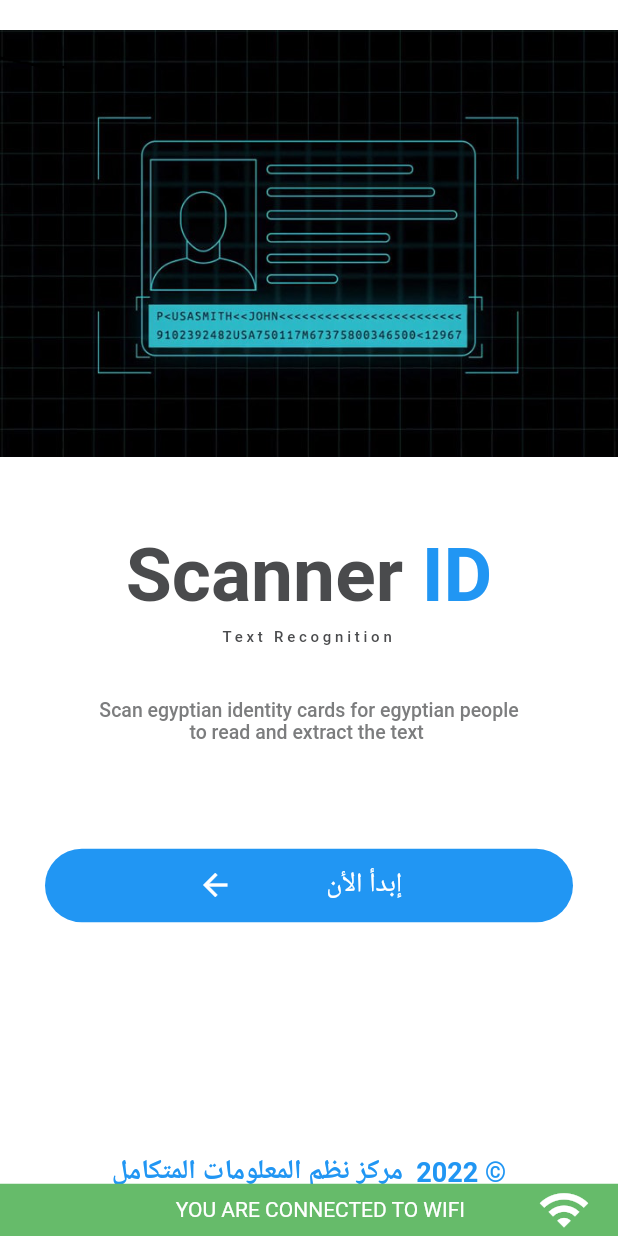
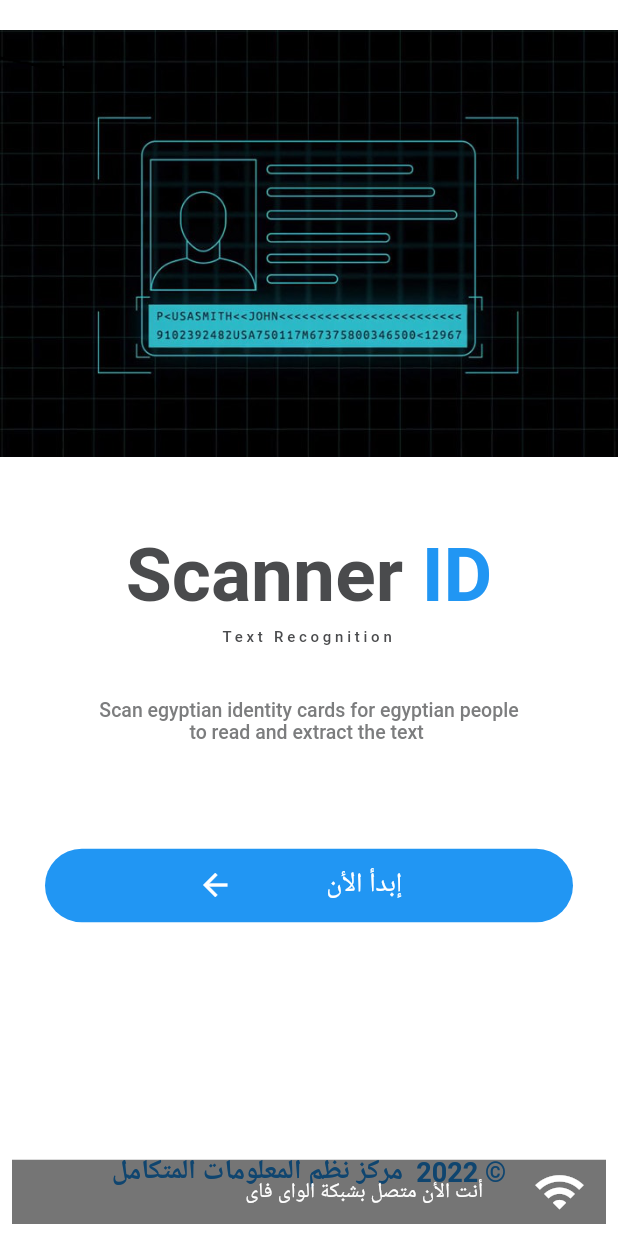
Before and after one commit to mohamedSalah1994/id-scanner-app, a Flutter app: the first screen one second after launch, on a phone screen of 412 x 824 dp. Run offline on Flutter 3.47's test engine with Material 2 defaults, Android fonts, the light colour scheme and no system bars; our stand-ins replace awesome_snackbar_content, connectivity_plus, device_info_plus, dotted_border, dropdown_button2, flutter_image_slideshow and 10 more; missing offline and left inert: external_path, flutter_device_identifier; accounts and stored records are empty; network calls fail; Roboto replaces fonts that are missing (Cairo).

Commit message:
edit connectivity and add no internet image

```diff
--- a/lib/app_bindings.dart
+++ b/lib/app_bindings.dart
@@ -1,4 +1,5 @@
 import 'package:get/get.dart';
+
 import 'package:id_scanner/controllers/card_controller.dart';
 import 'package:id_scanner/controllers/internet_connection_controller.dart';
 
@@ -9,6 +10,6 @@ class AppBindings extends Bindings {
   void dependencies() {
     Get.put(CardController());
     Get.put(InternetConnectionController(), permanent: true);
-    Get.put<NetworkController>(NetworkController(),permanent:true);
+    Get.put<NetworkController>(NetworkController(),permanent:true );
   }
 }
--- a/lib/components/alert_dialog.dart
+++ b/lib/components/alert_dialog.dart
@@ -20,7 +20,7 @@ Future<void> kAlertDialog({
         onConfirm();
         Get.back();
       },
-      child: Text(confirmText , style: TextStyle(color: Colors.red),),
+      child: Text(confirmText , style: const TextStyle(color: Colors.red),),
     ),
   );
 }
--- a/lib/controllers/card_controller.dart
+++ b/lib/controllers/card_controller.dart
@@ -300,6 +300,7 @@ class CardController extends GetxController {
   EventDatum? selected;
 
   getEvents() async {
+
     try {
       // changeState(true);
 
--- a/lib/controllers/network_controller.dart
+++ b/lib/controllers/network_controller.dart
@@ -9,56 +9,59 @@ class NetworkController extends GetxController {
   @override
   void onInit() {
     super.onInit();
-    _connectivity.onConnectivityChanged.listen(_updateConnectionStatus);
+    _connectivity.onConnectivityChanged.listen(updateConnectionStatus);
 
   }
-
-  void _updateConnectionStatus(ConnectivityResult connectivityResult) {
+ConnectivityResult connectivityResult = ConnectivityResult.none;
+  updateConnectionStatus(ConnectivityResult connectivityResult) {
     if (connectivityResult == ConnectivityResult.wifi) {
-
+      final CardController cardController = Get.find<CardController>();
+      cardController.getEvents();
       Get.rawSnackbar(
-          messageText: const Text('YOU ARE CONNECTED TO WIFI',
+          messageText: const Text('أنت الأن متصل بشبكة الواى فاى',
               style: TextStyle(color: Colors.white, fontSize: 14)),
           isDismissible: false,
           duration: const Duration(seconds: 3),
-          backgroundColor: Colors.green[400]!,
+          backgroundColor: Colors.black54,
           icon: const Icon(
             Icons.wifi,
             color: Colors.white,
             size: 35,
           ),
-          margin: EdgeInsets.zero,
-          padding: const EdgeInsets.symmetric(vertical: 8, horizontal: 30),
+          margin: const EdgeInsets.all(8),
+          padding: const EdgeInsets.symmetric(vertical: 12, horizontal: 20),
           snackStyle: SnackStyle.GROUNDED);
     } else if (connectivityResult == ConnectivityResult.mobile) {
+      final CardController cardController = Get.find<CardController>();
+      cardController.getEvents();
       Get.rawSnackbar(
-          messageText: const Text('YOU ARE CONNECTED TO MODILE DATA',
+          messageText: const Text('أنت الأن متصل ببيانات الهاتف',
               style: TextStyle(color: Colors.white, fontSize: 14)),
           isDismissible: false,
           duration: const Duration(seconds: 3),
-          backgroundColor: Colors.green[400]!,
+          backgroundColor: Colors.black54,
           icon: const Icon(
             Icons.four_g_plus_mobiledata_rounded,
             color: Colors.white,
             size: 35,
           ),
-          margin: EdgeInsets.zero,
-          padding: const EdgeInsets.symmetric(vertical: 8, horizontal: 30),
+          margin: const EdgeInsets.all(8),
+          padding: const EdgeInsets.symmetric(vertical: 12, horizontal: 20),
           snackStyle: SnackStyle.GROUNDED);
-    } else {
+    } else if (connectivityResult == ConnectivityResult.none) {
       Get.rawSnackbar(
-          messageText: const Text('PLEASE CONNECT TO THE INTERNET',
+          messageText: const Text('الرجاء الاتصال بالإنترنت',
               style: TextStyle(color: Colors.white, fontSize: 14)),
           isDismissible: false,
           duration: const Duration(seconds: 4),
-          backgroundColor: Colors.red[400]!,
+          backgroundColor: Colors.black54,
           icon: const Icon(
             Icons.wifi_off,
             color: Colors.white,
             size: 35,
           ),
-          margin: EdgeInsets.zero,
-          padding: const EdgeInsets.symmetric(vertical: 8, horizontal: 30),
+          margin: const EdgeInsets.all(8),
+          padding: const EdgeInsets.symmetric(vertical: 12, horizontal: 20),
           snackStyle: SnackStyle.GROUNDED);
     }
   }
--- a/lib/screens/Device_data.dart
+++ b/lib/screens/Device_data.dart
@@ -1,3 +1,6 @@
+
+
+// ignore_for_file: file_names
 
 import 'package:flutter/material.dart';
 
--- a/lib/screens/loginAuth.dart
+++ b/lib/screens/loginAuth.dart
@@ -1,3 +1,5 @@
+// ignore_for_file: file_names
+
 import 'package:shared_preferences/shared_preferences.dart';
 
 class CacheHelper {
```
Also changed, not shown: lib/components/dependency_injection.dart (added, +12 -0 lines), lib/controllers/connectivity_provider.dart (added, +35 -0 lines), lib/main.dart (+10 -1 lines), lib/screens/add_card.dart (+4 -3 lines), lib/screens/edit_card.dart (+21 -12 lines), lib/widgets/cards_list.dart (+24 -24 lines), lib/widgets/internet_widget.dart (added, +42 -0 lines), pubspec.yaml (+2 -8 lines), images/no-internet-connection.jpg (added), pubspec.lock.
